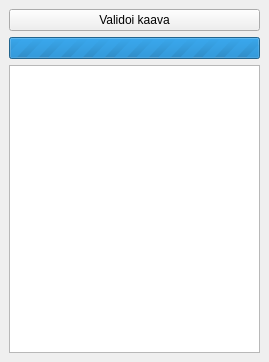
GispoCoding/arho-qgis-plugin, file arho_feature_template/gui/docks/validation_dock.ui: the form before one commit.
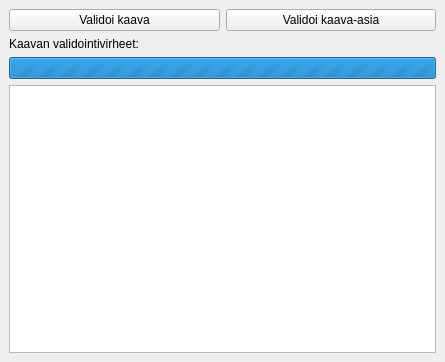
The form after the commit. Custom widgets are drawn as their Qt base class.

Commit message: Validate plan matters

Patch:
```diff
--- a/arho_feature_template/gui/docks/validation_dock.ui
+++ b/arho_feature_template/gui/docks/validation_dock.ui
@@ -6,7 +6,7 @@
    <rect>
     <x>0</x>
     <y>0</y>
-    <width>269</width>
+    <width>445</width>
     <height>362</height>
    </rect>
   </property>
@@ -16,9 +16,27 @@
   <widget class="QWidget" name="dockWidgetContents">
    <layout class="QVBoxLayout" name="verticalLayout">
     <item>
-     <widget class="QPushButton" name="validate_button">
+     <layout class="QHBoxLayout" name="horizontalLayout">
+      <item>
+       <widget class="QPushButton" name="validate_button">
+        <property name="text">
+         <string>Validoi kaava</string>
+        </property>
+       </widget>
+      </item>
+      <item>
+       <widget class="QPushButton" name="validate_plan_matter_button">
+        <property name="text">
+         <string>Validoi kaava-asia</string>
+        </property>
+       </widget>
+      </item>
+     </layout>
+    </item>
+    <item>
+     <widget class="QLabel" name="validation_label">
       <property name="text">
-       <string>Validoi kaava</string>
+       <string>Kaavan validointivirheet:</string>
       </property>
      </widget>
     </item>
```
Left out of the diff: 2 changed lines with no effect on the pictures. The commit also changes 3 other files.
